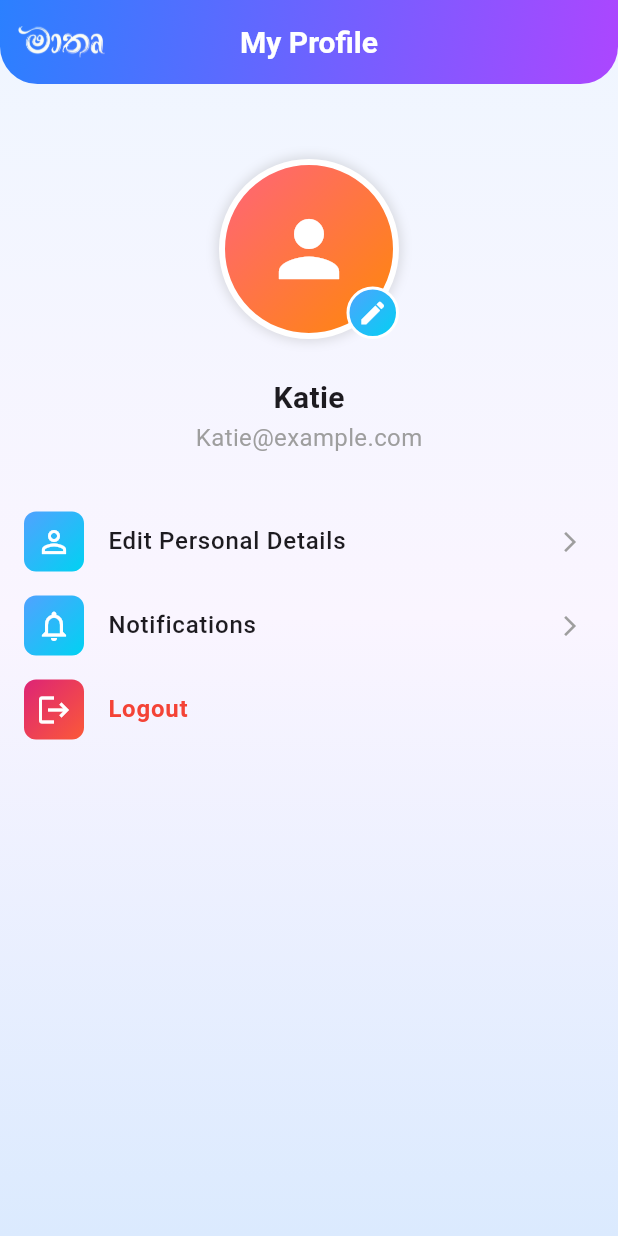
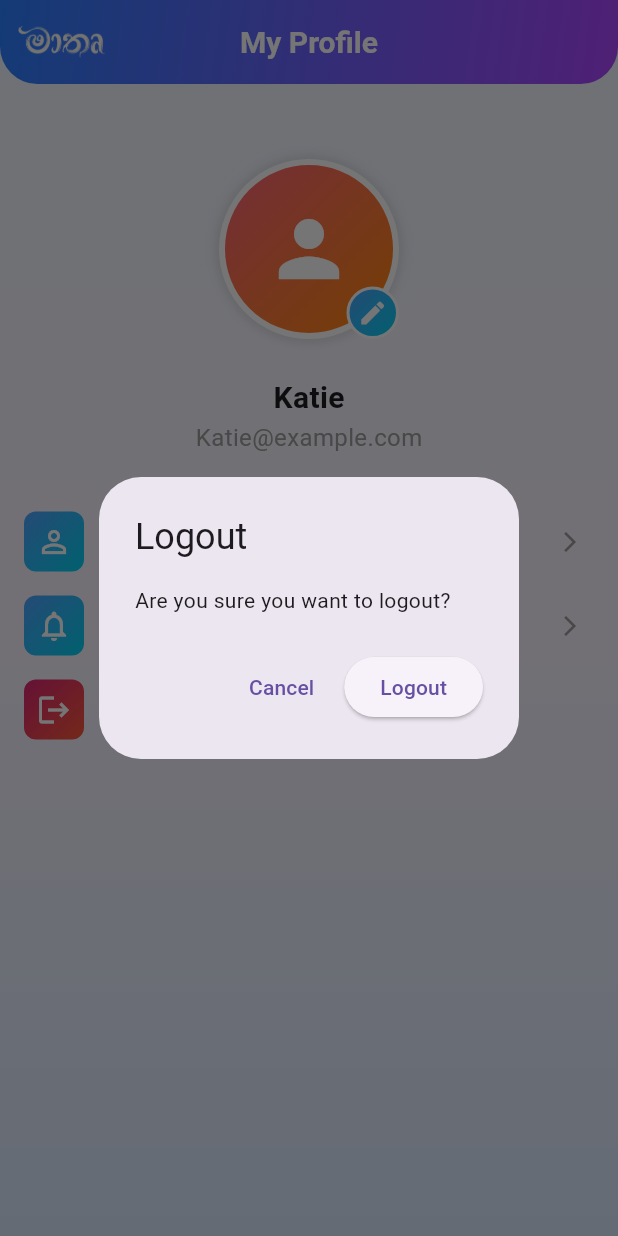
Before and after one commit to pulasthiBuddikaGit/PregAssist, a Flutter app: the ProfileScreen screen opened directly, after a tap on "Logout", on a phone screen of 412 x 824 dp. Run offline on Flutter 3.47's test engine with Material 3 defaults, Android fonts, the phone set to English and light mode, and no system bars; our stand-ins replace shared_preferences; accounts and stored records are empty.

Commit message:
Add logout functionality and enhance ProfileScreen UI

```diff
--- a/pregassist/lib/screens/common/profile_screen.dart
+++ b/pregassist/lib/screens/common/profile_screen.dart
@@ -1,7 +1,40 @@
 import 'package:flutter/material.dart';
+
+// ✅ Import AuthLocal from main.dart (quick/simple approach)
+import '../../main.dart';
 
 class ProfileScreen extends StatelessWidget {
   const ProfileScreen({super.key});
+
+  Future<void> _logout(BuildContext context) async {
+    final confirm = await showDialog<bool>(
+      context: context,
+      builder: (context) => AlertDialog(
+        title: const Text("Logout"),
+        content: const Text("Are you sure you want to logout?"),
+        actions: [
+          TextButton(
+            onPressed: () => Navigator.pop(context, false),
+            child: const Text("Cancel"),
+          ),
+          ElevatedButton(
+            onPressed: () => Navigator.pop(context, true),
+            child: const Text("Logout"),
+          ),
+        ],
+      ),
+    );
+
+    if (confirm != true) return;
+
+    // 1) Clear local session (offline)
+    await AuthLocal.clearSession();
+
+    // 2) Go back to welcome and remove all previous routes
+    if (context.mounted) {
+      Navigator.pushNamedAndRemoveUntil(context, '/welcome', (route) => false);
+    }
+  }
 
   @override
   Widget build(BuildContext context) {
@@ -16,18 +49,15 @@ class ProfileScreen extends StatelessWidget {
             Color(0xFFFAF5FF),
             Color(0xFFDBEAFE),
           ],
-          stops: [0.0, 0.5, 1.0], // Defines where the colors sit
+          stops: [0.0, 0.5, 1.0],
         ),
       ),
       child: Scaffold(
-        // 2. Make Scaffold transparent so gradient shows through
         backgroundColor: Colors.transparent,
 
         appBar: AppBar(
-          // --- UPDATED: AppBar Gradient & Rounded Bottom ---
           flexibleSpace: Container(
             decoration: const BoxDecoration(
-              // The Gradient for the AppBar
               gradient: LinearGradient(
                 begin: Alignment.topLeft,
                 end: Alignment.bottomRight,
@@ -36,24 +66,14 @@ class ProfileScreen extends StatelessWidget {
                   Color(0xFFAC46FF),
                 ],
               ),
-              // Rounded Corners (Bottom only)
               borderRadius: BorderRadius.vertical(
                 bottom: Radius.circular(25),
               ),
             ),
           ),
-          // Set shape to transparent/null so flexibleSpace takes over clipping if needed
-          // or just rely on the Container's borderRadius above.
-          // Note: backgroundColor must be transparent.
           backgroundColor: Colors.transparent,
           elevation: 0,
-
-          // --- EXISTING PROPERTIES BELOW ---
-
-          // 1. UPDATED: Increase this value to make the logo area wider/bigger
           leadingWidth: 70,
-
-          // UPDATED: Adjusted logo container
           leading: Padding(
             padding: const EdgeInsets.only(left: 12.0),
             child: Image.asset(
@@ -61,18 +81,14 @@ class ProfileScreen extends StatelessWidget {
               fit: BoxFit.contain,
             ),
           ),
-
-          // 2. UPDATED: Title with Color, Bold, and Size
           title: const Text(
             "My Profile",
             style: TextStyle(
-              fontSize: 20,                // Bigger Size
-              fontWeight: FontWeight.bold, // Bold
-              // Changed to White so it is readable on the new Blue/Purple gradient
+              fontSize: 20,
+              fontWeight: FontWeight.bold,
               color: Colors.white,
             ),
           ),
-
           centerTitle: true,
         ),
 
@@ -166,13 +182,12 @@ class ProfileScreen extends StatelessWidget {
                 leading: Container(
                   padding: const EdgeInsets.all(8),
                   decoration: BoxDecoration(
-                    // UPDATED: Replaced solid color with a Red Gradient
                     gradient: const LinearGradient(
                       begin: Alignment.topLeft,
                       end: Alignment.bottomRight,
                       colors: [
-                        Color(0xFFDD2476), // Deep Pink/Red
-                        Color(0xFFFB5938), // Bright Red/Orange
+                        Color(0xFFDD2476),
+                        Color(0xFFFB5938),
                       ],
                     ),
                     borderRadius: BorderRadius.circular(8),
@@ -182,14 +197,11 @@ class ProfileScreen extends StatelessWidget {
                 title: const Text(
                   "Logout",
                   style: TextStyle(
-                    color: Colors.red, // Keep text red to match the warning vibe
-                    fontWeight: FontWeight.bold
-                  )
+                    color: Colors.red,
+                    fontWeight: FontWeight.bold,
                   ),
-                onTap: () {
-                  // Add logout logic here later
-                  print("User logged out");
-                },
+                ),
+                onTap: () => _logout(context),
               ),
             ],
           ),
@@ -199,7 +211,11 @@ class ProfileScreen extends StatelessWidget {
   }
 
   // Helper widget to make code cleaner
-  Widget _buildProfileOption({required IconData icon, required String title, required VoidCallback onTap}) {
+  Widget _buildProfileOption({
+    required IconData icon,
+    required String title,
+    required VoidCallback onTap,
+  }) {
     return ListTile(
       leading: Container(
         padding: const EdgeInsets.all(8),
@@ -210,8 +226,9 @@ class ProfileScreen extends StatelessWidget {
             colors: [
               Color(0xFF51A2FF),
               Color(0xFF00D2F2),
-              ],),
-          borderRadius: BorderRadius.circular(8)
+            ],
+          ),
+          borderRadius: BorderRadius.circular(8),
         ),
         child: Icon(icon, color: Colors.white),
       ),
```
Lines whose indentation alone changed are shown as unchanged.
